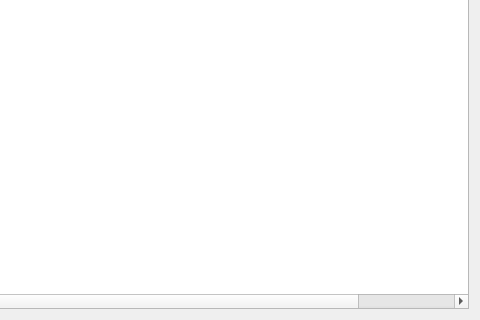
This is tabledialog.ui in SeregaGomen/LTest as Qt 5 draws it before an edit; both pictures show x 529 to 1009 and y 298 to 618 of the 1009 by 618 pixel window. The edited form follows.
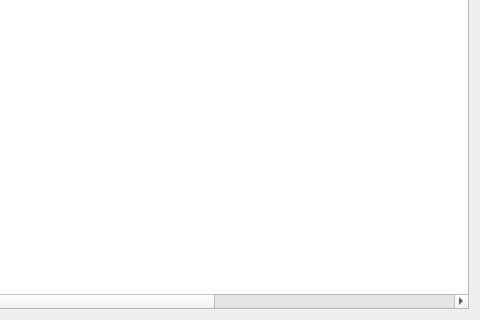
This is the edited form. Icons and pictures are not drawn.

Diff of the .ui file:
```diff
--- a/tabledialog.ui
+++ b/tabledialog.ui
@@ -251,6 +251,16 @@
        <string>Мотиваційний тест</string>
       </property>
      </column>
+     <column>
+      <property name="text">
+       <string>Id cстудента</string>
+      </property>
+     </column>
+     <column>
+      <property name="text">
+       <string>Id</string>
+      </property>
+     </column>
     </widget>
    </item>
   </layout>
```
